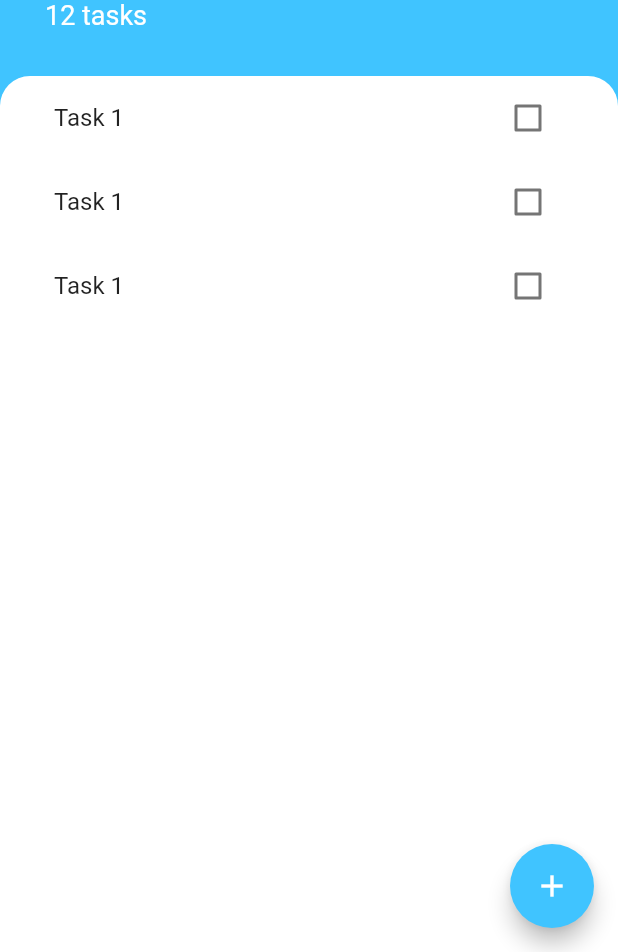
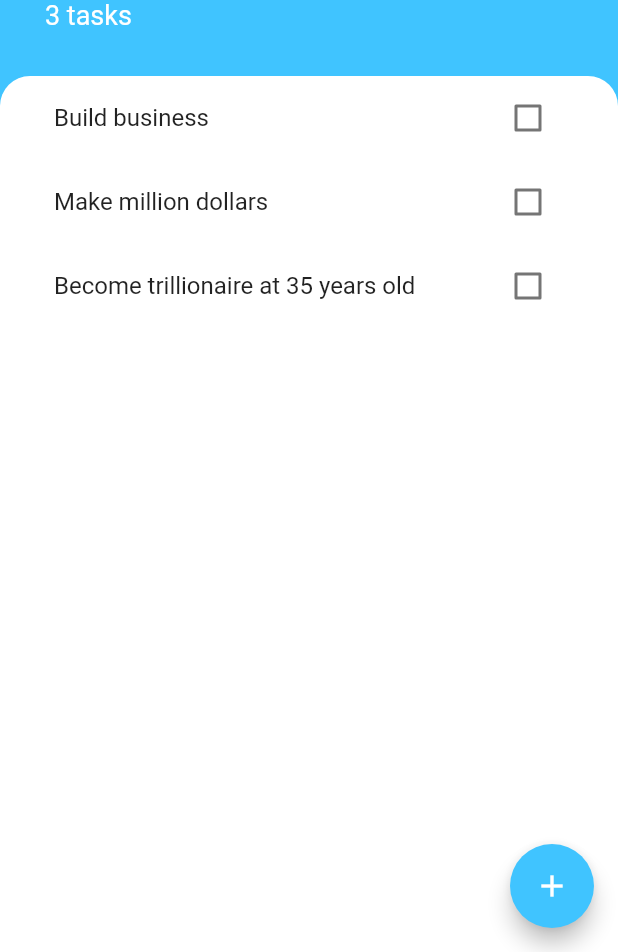
Before and after one commit to hansin91/flutter_todo_list, a Flutter app: the screen it shows after launch, on a phone screen of 412 x 824 dp, the part 284-1236 px from its top. Run offline on Flutter 3.47's test engine with Material 2 defaults, Android fonts, the phone set to English and light mode, and no system bars.

Commit message:
Add Provider State Management

```diff
--- a/lib/main.dart
+++ b/lib/main.dart
@@ -1,4 +1,6 @@
 import 'package:flutter/material.dart';
+import 'package:provider/provider.dart';
+import 'package:todo_list/providers/task_provider.dart';
 import './screens/tasks_screen.dart';
 
 void main() {
@@ -8,8 +10,11 @@ void main() {
 class MyApp extends StatelessWidget {
   @override
   Widget build(BuildContext context) {
-    return MaterialApp(
-      home: TasksScreen(),
+    return ChangeNotifierProvider(
+      create: (context) => TaskProvider(),
+      child: MaterialApp(
+        home: TasksScreen(),
+      ),
     );
   }
 }
--- /dev/null
+++ b/lib/models/task.dart
@@ -0,0 +1,10 @@
+class Task {
+  final String name;
+  bool isDone;
+
+  Task({this.name, this.isDone = false});
+
+  void toggleDone() {
+    isDone = !isDone;
+  }
+}
--- /dev/null
+++ b/lib/providers/task_provider.dart
@@ -0,0 +1,14 @@
+import 'package:flutter/foundation.dart';
+import '../models/task.dart';
+
+class TaskProvider extends ChangeNotifier {
+   List<Task> tasks = [
+    Task(name: 'Build business'),
+    Task(name: 'Make million dollars'),
+    Task(name: 'Become trillionaire at 35 years old')
+  ];
+
+  int get taskCount {
+    return tasks.length;
+  }
+}
--- a/lib/screens/add_task_screen.dart
+++ b/lib/screens/add_task_screen.dart
@@ -1,6 +1,7 @@
 import 'package:flutter/material.dart';
 
 class AddTaskScreen extends StatelessWidget {
+
   @override
   Widget build(BuildContext context) {
     return Container(
--- a/lib/screens/tasks_screen.dart
+++ b/lib/screens/tasks_screen.dart
@@ -1,4 +1,6 @@
 import 'package:flutter/material.dart';
+import 'package:provider/provider.dart';
+import '../providers/task_provider.dart';
 import '../widgets/tasks_list.dart';
 import '../screens/add_task_screen.dart';
 
@@ -12,7 +14,10 @@ class TasksScreen extends StatelessWidget {
         backgroundColor: Colors.lightBlueAccent,
         child: Icon(Icons.add),
         onPressed: () {
-          showModalBottomSheet(context: context, builder: (context) => AddTaskScreen());
+          showModalBottomSheet(
+            context: context,
+            builder: (context) => AddTaskScreen()
+          );
         },
       ),
       body: Column(
@@ -41,11 +46,16 @@ class TasksScreen extends StatelessWidget {
                     fontWeight: FontWeight.w600
                   ),
                 ),
-                Text('12 tasks',
-                  style: TextStyle(
-                    color: Colors.white,
-                    fontSize: 18
-                  ),
+                Consumer<TaskProvider>(
+                  builder: (context, data, child) {
+                    return Text(
+                      '${data.taskCount} tasks',
+                      style: TextStyle(
+                        color: Colors.white,
+                        fontSize: 18
+                      ),
+                    );
+                  },
                 ),
               ],
             ),
--- a/lib/widgets/task_tile.dart
+++ b/lib/widgets/task_tile.dart
@@ -1,44 +1,25 @@
 import 'package:flutter/material.dart';
 
-class TaskTile extends StatefulWidget {
-  @override
-  _TaskTileState createState() => _TaskTileState();
-}
+class TaskTile extends StatelessWidget {
+  final bool isChecked;
+  final String title;
+  final Function checkboxCallback;
 
-class _TaskTileState extends State<TaskTile> {
-  bool _isChecked = false;
-
-  void checkTodo (bool checkboxState) {
-    setState(() {
-      _isChecked = checkboxState;
-    });
-  }
+  TaskTile({this.isChecked, this.title, this.checkboxCallback});
 
   @override
   Widget build(BuildContext context) {
     return ListTile(
       title: Text(
-        'Task 1',
+        title,
         style: TextStyle(
-          decoration: _isChecked ? TextDecoration.lineThrough : null
+          decoration: isChecked ? TextDecoration.lineThrough : null
         )),
-      trailing: TaskCheckbox(_isChecked, checkTodo),
+      trailing: Checkbox(
+        activeColor: Colors.lightBlueAccent,
+        value: isChecked,
+        onChanged: checkboxCallback
+      )
     );
   }
 }
-
-class TaskCheckbox extends StatelessWidget {
-
-  final bool isChecked;
-  final Function toggleCheckbox;
-
-  TaskCheckbox(this.isChecked, this.toggleCheckbox);
-
-  @override
-  Widget build(BuildContext context) {
-    return Checkbox(
-      value: isChecked,
-      onChanged: toggleCheckbox
-    );
-  }
-}
--- a/lib/widgets/tasks_list.dart
+++ b/lib/widgets/tasks_list.dart
@@ -1,16 +1,29 @@
 import 'package:flutter/material.dart';
+import 'package:provider/provider.dart';
+import 'package:todo_list/providers/task_provider.dart';
 import './task_tile.dart';
 
 class TasksList extends StatelessWidget {
 
   @override
   Widget build(BuildContext context) {
-    return ListView(
-      children: <Widget>[
-        TaskTile(),
-        TaskTile(),
-        TaskTile()
-      ],
+    return Consumer<TaskProvider>(
+      builder: (context, data, child) {
+        return ListView.builder(
+          itemCount: data.taskCount,
+          itemBuilder: (context, index) {
+          return TaskTile(
+              title: data.tasks[index].name,
+              isChecked: data.tasks[index].isDone,
+              checkboxCallback: (value) {
+                // setState(() {
+                //   tasks[index].toggleDone();
+                // });
+              },
+            );
+          }
+        );
+      },
     );
   }
 }
--- a/pubspec.yaml
+++ b/pubspec.yaml
@@ -23,6 +23,7 @@ environment:
 dependencies:
   flutter:
     sdk: flutter
+  provider: ^4.3.2
 
 
   # The following adds the Cupertino Icons font to your application.
```
Also changed, not shown: pubspec.lock.
